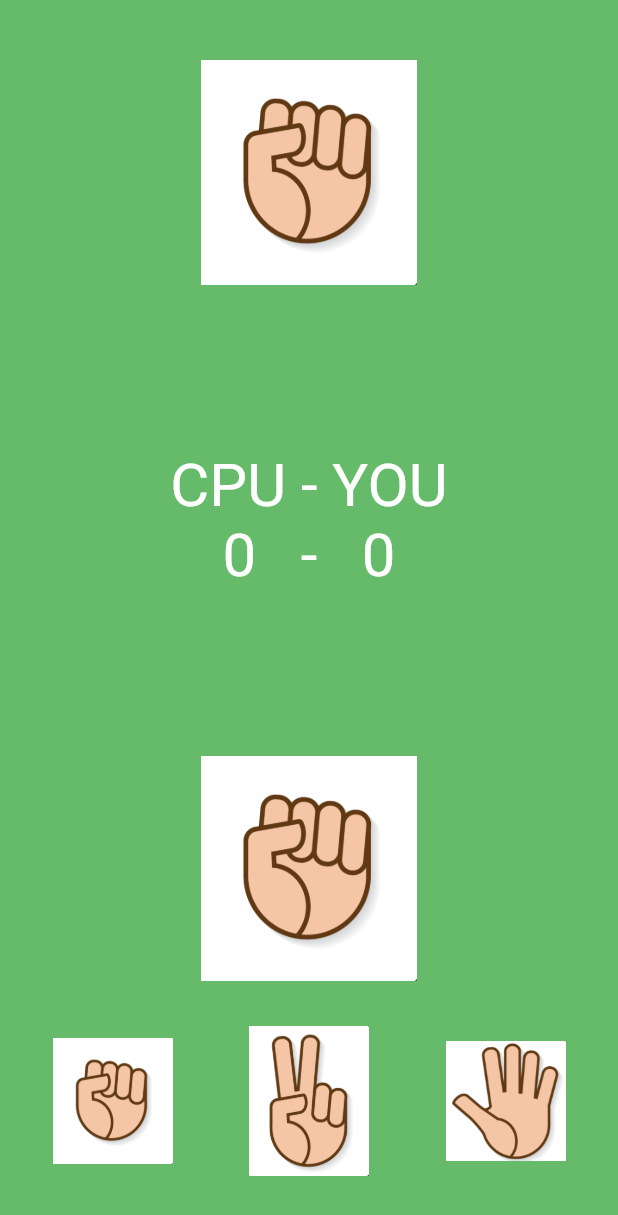
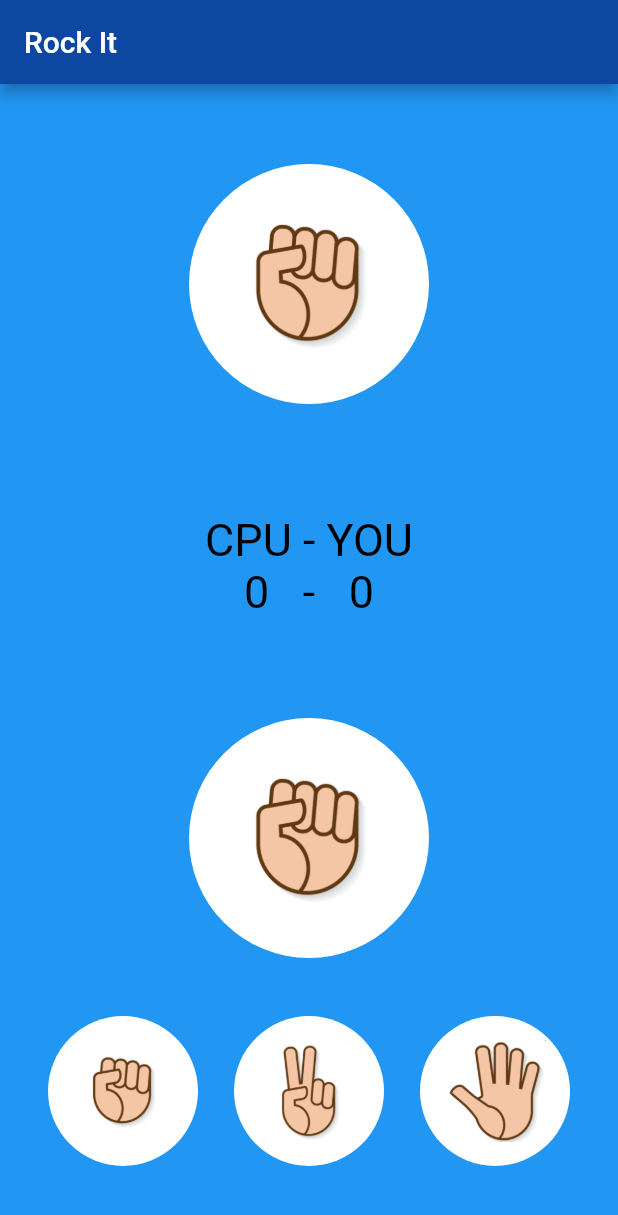
Before and after one commit to Kyoshiin/Rock-IT, a Flutter app: the screen it shows after launch, on a phone screen of 412 x 824 dp. Shown: the top 1215 px of the screen. Run offline on Flutter 3.47's test engine with Material 2 defaults, Android fonts, the phone set to English and light mode, and no system bars.

Commit message:
Updated UI

```diff
--- a/lib/GameLogic.dart
+++ b/lib/GameLogic.dart
@@ -10,7 +10,12 @@ class GameLogic {
   int _playerScore = 0;
 
   Image getCpuhand() {
-    return Image.asset("images/$_cpuhand.png", width: 150.0, height: 150.0);
+    return Image.asset(
+      "images/$_cpuhand.png",
+      width: 120,
+      height: 120,
+      fit: BoxFit.cover,
+    );
   }
 
   int getCpuScore() {
@@ -18,7 +23,11 @@ class GameLogic {
   }
 
   Image getPlayerhand() {
-    return Image.asset("images/$_playerhand.png", width: 150.0, height: 150.0);
+    return Image.asset(
+      "images/$_playerhand.png",
+      width: 120,
+      height: 120,
+    );
   }
 
   int getPlayerScore() {
@@ -39,4 +48,8 @@ class GameLogic {
         _playerScore++;
     }
   }
+
+  void reset() {
+    _cpuScore = _playerScore = 0;
+  }
 }
--- a/lib/main.dart
+++ b/lib/main.dart
@@ -11,9 +11,16 @@ class Stone extends StatelessWidget {
   Widget build(BuildContext context) {
     return MaterialApp(
       home: Scaffold(
-        backgroundColor: Colors.green[400],
+        appBar: AppBar(
+          backgroundColor: Colors.blue[900],
+          title: Text("Rock It"),
+        ),
+        backgroundColor: Colors.blue,
         body: SafeArea(
+          child: Padding(
+            padding: const EdgeInsets.all(8.0),
             child: GamePage(),
+          ),
         ),
       ),
     );
@@ -34,32 +41,45 @@ class _GamePageState extends State<GamePage> {
       mainAxisAlignment: MainAxisAlignment.spaceEvenly,
       children: <Widget>[
         // CPU HAND
-        Center(
+        Expanded(
+          flex: 2,
+          child: CircleAvatar(
+            radius: 80,
+            backgroundColor: Colors.white,
+            child: ClipOval(
               child: currentgame.getCpuhand(),
+            ),
+          ),
         ),
 
         // SCORE BOARD
-        Padding(
-          padding: EdgeInsets.symmetric(vertical: 70, horizontal: 0),
+        Expanded(
+          flex: 1,
           child: Center(
             child: Text(
               "CPU - YOU\n$curCpuScore   -   $curPlayerScore",
               textAlign: TextAlign.center,
               style: TextStyle(
-                fontSize: 40,
-                color: Colors.white,
+                fontSize: 30,
+                color: Colors.black,
               ),
             ),
           ),
         ),
 
         //PLAYER'S HAND
-        Column(
+        Expanded(
+          flex: 3,
+          child: Column(
+            mainAxisAlignment: MainAxisAlignment.spaceEvenly,
             children: <Widget>[
-            Center(
+              CircleAvatar(
+                backgroundColor: Colors.white,
+                radius: 80,
+                child: ClipOval(
                   child: currentgame.getPlayerhand(),
                 ),
-            SizedBox(height: 30),
+              ),
               Row(
                 mainAxisAlignment: MainAxisAlignment.spaceEvenly,
                 children: <Widget>[
@@ -70,13 +90,17 @@ class _GamePageState extends State<GamePage> {
               )
             ],
           ),
+        ),
       ],
     );
   }
 
-  FlatButton createbtn(int imageno) {
-    return FlatButton(
-      child: Image.asset("images/$imageno.png", height: 100, width: 80),
+  Widget createbtn(int imageno) {
+    return CircleAvatar(
+      radius: 50,
+      backgroundColor: Colors.white,
+      child: FlatButton(
+        child: Image.asset("images/$imageno.png"),
         onPressed: () {
           setState(
             () {
@@ -86,6 +110,7 @@ class _GamePageState extends State<GamePage> {
             },
           );
         },
+      ),
     );
   }
 }
```
Also changed, not shown: images/1.png, images/2.png, images/3.png, 6 other files. Lines whose indentation alone changed are shown as unchanged.
